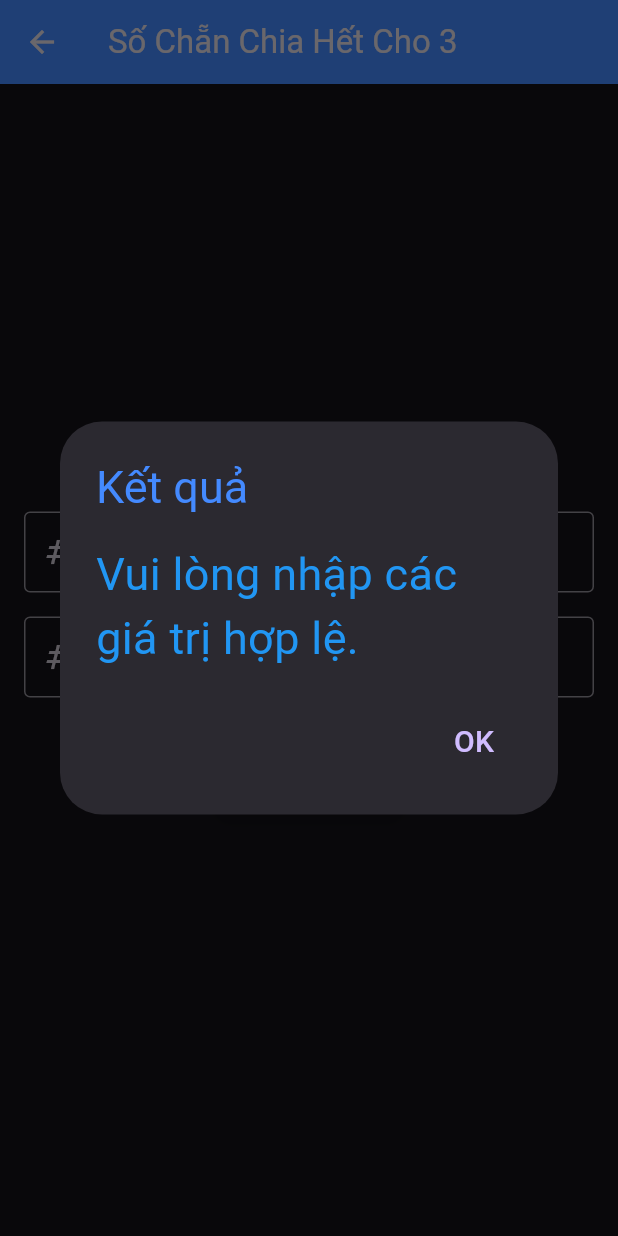
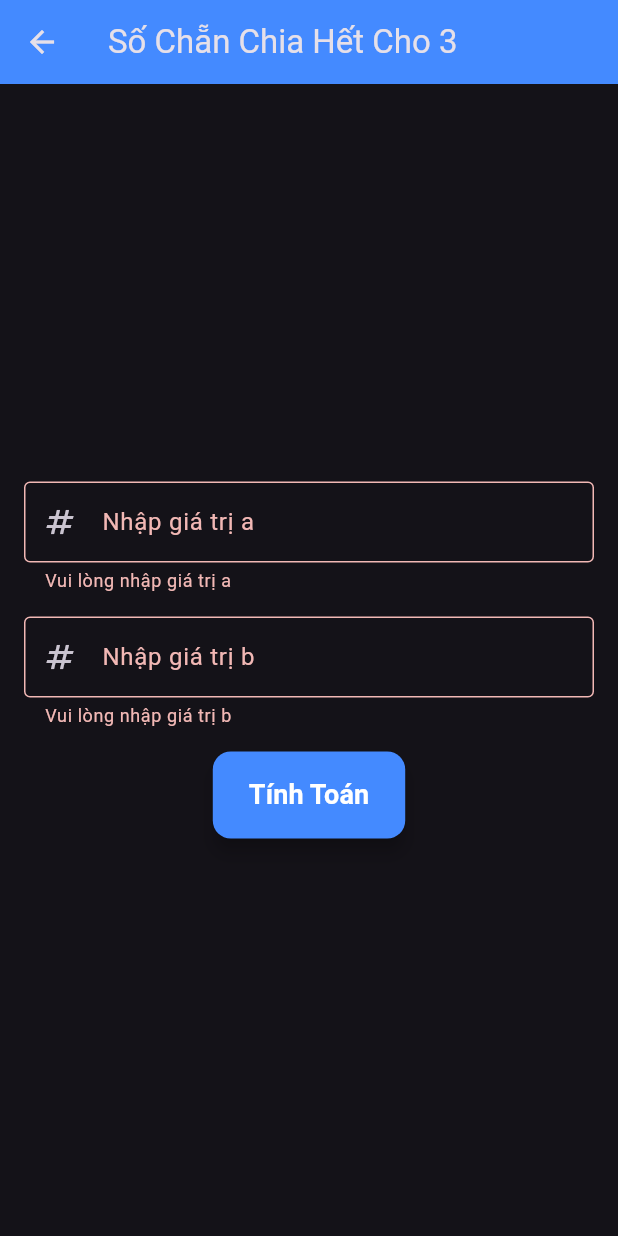
Before and after one commit to qminhminh/bai_tap_van_dung_CT_Quang_Minh, a Flutter app: the BaiTap02 screen opened directly, after a tap on "Tính Toán", on a phone screen of 412 x 824 dp. Run offline on Flutter 3.47's test engine with Material 3 defaults, Android fonts, the light colour scheme and no system bars.

Commit message:
add from 2

```diff
--- a/lib/bai_tap_2.dart
+++ b/lib/bai_tap_2.dart
@@ -8,57 +8,47 @@ class BaiTap02 extends StatefulWidget {
 }
 
 class _BaiTap02State extends State<BaiTap02> {
+  final _formKey = GlobalKey<FormState>();
+
   // Controllers để nhận giá trị từ các TextField
   final TextEditingController _aController = TextEditingController();
   final TextEditingController _bController = TextEditingController();
 
   // Hàm tính số lượng số chẵn chia hết cho 3 từ 1 đến n
   int countEvenDivisible(int n) {
-    if (n < 6) return 0; // Nếu n nhỏ hơn 6 thì không có số chẵn chia hết cho 3
-    return n ~/ 6; // Chia n cho 6 để tìm số lượng số chẵn chia hết cho 3
+    if (n < 6) return 0;
+    return n ~/ 6;
   }
 
   // Hàm tính tổng các số chẵn chia hết cho 3 từ 1 đến n
   int sumEvenDivisibleBy3(int n) {
-    if (n < 6) return 0; // Nếu n nhỏ hơn 6 thì không có số chẵn chia hết cho 3
+    if (n < 6) return 0;
     int count = countEvenDivisible(n);
-    return 6 *
-        count *
-        (count + 1) ~/
-        2; // Công thức tổng của các số chẵn chia hết cho 3
+    return 6 * count * (count + 1) ~/ 2;
   }
 
   // Hàm xử lý tính toán và hiển thị kết quả
   void _calculate() {
-    final int? a = int.tryParse(_aController.text);
-    final int? b = int.tryParse(_bController.text);
+    if (_formKey.currentState!.validate()) {
+      final int a = int.parse(_aController.text);
+      final int b = int.parse(_bController.text);
 
-    if (a == null || b == null) {
-      // Hiển thị thông báo lỗi nếu a hoặc b không hợp lệ
-      _showResultDialog('Vui lòng nhập các giá trị hợp lệ.');
-      return;
-    }
-
-    // Tính số lượng và tổng từ 1 đến b
       int countB = countEvenDivisible(b);
       int sumB = sumEvenDivisibleBy3(b);
 
-    // Tính số lượng và tổng từ 1 đến a-1
       int countA = countEvenDivisible(a - 1);
       int sumA = sumEvenDivisibleBy3(a - 1);
 
-    // Tính số lượng và tổng trong khoảng từ a đến b
       int count = countB - countA;
       int totalSum = sumB - sumA;
 
-    if (totalSum + a + b > 0) {
-      // Hiển thị kết quả nếu tổng lớn hơn 0
+      if (totalSum > 0) {
         _showResultDialog(
             'Số lượng số chẵn chia hết cho 3: $count\nTổng của chúng: $totalSum');
       } else {
-      // Hiển thị thông báo nếu không có số chẵn nào chia hết cho 3
         _showResultDialog(
             'Không có số chẵn nào chia hết cho 3 trong đoạn [a, b].');
+      }
     }
   }
 
@@ -72,10 +62,8 @@ class _BaiTap02State extends State<BaiTap02> {
               style: TextStyle(color: Colors.blueAccent, fontSize: 30)),
           content: Text(
             result,
-            style: TextStyle(
-                fontFamily: FontWeight.bold.toString(),
-                color: Colors.blue,
-                fontSize: 30),
+            style: const TextStyle(
+                fontWeight: FontWeight.bold, color: Colors.blue, fontSize: 30),
           ),
           actions: <Widget>[
             TextButton(
@@ -98,64 +86,81 @@ class _BaiTap02State extends State<BaiTap02> {
     return Scaffold(
       appBar: AppBar(
         title: const Text('Số Chẵn Chia Hết Cho 3'),
-        backgroundColor: Colors.blueAccent, // Thay đổi màu nền của AppBar
+        backgroundColor: Colors.blueAccent,
       ),
       body: Padding(
         padding: const EdgeInsets.all(16.0),
+        child: Form(
+          key: _formKey,
           child: Column(
             mainAxisAlignment: MainAxisAlignment.center,
             children: <Widget>[
-            TextField(
+              TextFormField(
                 controller: _aController,
                 keyboardType: TextInputType.number,
                 decoration: const InputDecoration(
                   labelText: 'Nhập giá trị a',
                   border: OutlineInputBorder(),
-                prefixIcon: Icon(Icons
-                    .numbers), // Thêm biểu tượng vào bên trái của TextField
-                contentPadding: EdgeInsets.symmetric(
-                    vertical: 15, horizontal: 10), // Thay đổi padding nội dung
+                  prefixIcon: Icon(Icons.numbers),
+                  contentPadding:
+                      EdgeInsets.symmetric(vertical: 15, horizontal: 10),
                 ),
+                validator: (value) {
+                  if (value == null || value.isEmpty) {
+                    return 'Vui lòng nhập giá trị a';
+                  }
+                  if (int.tryParse(value) == null) {
+                    return 'Giá trị a phải là số nguyên hợp lệ';
+                  }
+                  return null;
+                },
               ),
               const SizedBox(height: 16),
-            TextField(
+              TextFormField(
                 controller: _bController,
                 keyboardType: TextInputType.number,
                 decoration: const InputDecoration(
                   labelText: 'Nhập giá trị b',
                   border: OutlineInputBorder(),
-                prefixIcon: Icon(Icons
-                    .numbers), // Thêm biểu tượng vào bên trái của TextField
-                contentPadding: EdgeInsets.symmetric(
-                    vertical: 15, horizontal: 10), // Thay đổi padding nội dung
+                  prefixIcon: Icon(Icons.numbers),
+                  contentPadding:
+                      EdgeInsets.symmetric(vertical: 15, horizontal: 10),
                 ),
+                validator: (value) {
+                  if (value == null || value.isEmpty) {
+                    return 'Vui lòng nhập giá trị b';
+                  }
+                  if (int.tryParse(value) == null) {
+                    return 'Giá trị b phải là số nguyên hợp lệ';
+                  }
+                  return null;
+                },
               ),
               const SizedBox(height: 16),
               ElevatedButton(
                 onPressed: _calculate,
                 style: ElevatedButton.styleFrom(
                   foregroundColor: Colors.white,
-                backgroundColor: Colors.blueAccent, // Màu văn bản của nút
+                  backgroundColor: Colors.blueAccent,
                   padding: const EdgeInsets.symmetric(
-                    vertical: 16.0,
-                    horizontal: 24.0), // Khoảng cách bên trong nút
+                      vertical: 16.0, horizontal: 24.0),
                   shape: RoundedRectangleBorder(
-                  borderRadius:
-                      BorderRadius.circular(12.0), // Bo tròn các góc của nút
+                    borderRadius: BorderRadius.circular(12.0),
                   ),
-                elevation: 5, // Độ cao bóng đổ của nút
+                  elevation: 5,
                 ),
                 child: const Text(
                   'Tính Toán',
                   style: TextStyle(
-                  fontSize: 18, // Kích thước chữ
-                  fontWeight: FontWeight.bold, // Độ đậm của chữ
+                    fontSize: 18,
+                    fontWeight: FontWeight.bold,
                   ),
                 ),
               ),
             ],
           ),
         ),
+      ),
     );
   }
 }
```
Lines whose indentation alone changed are shown as unchanged.
